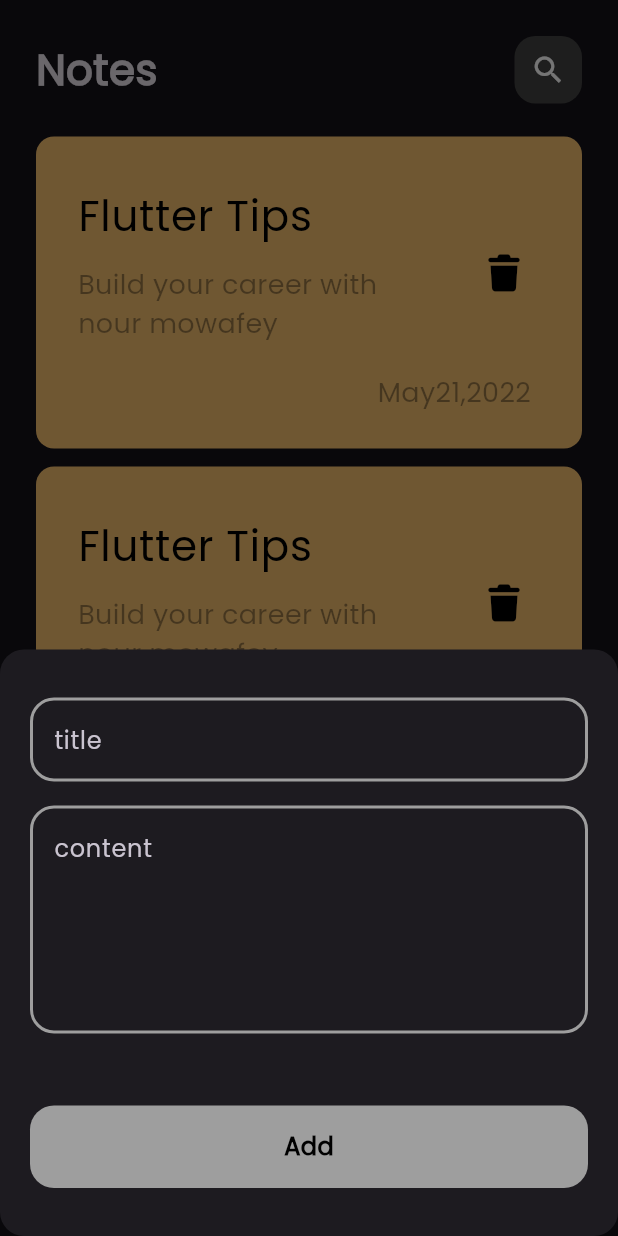
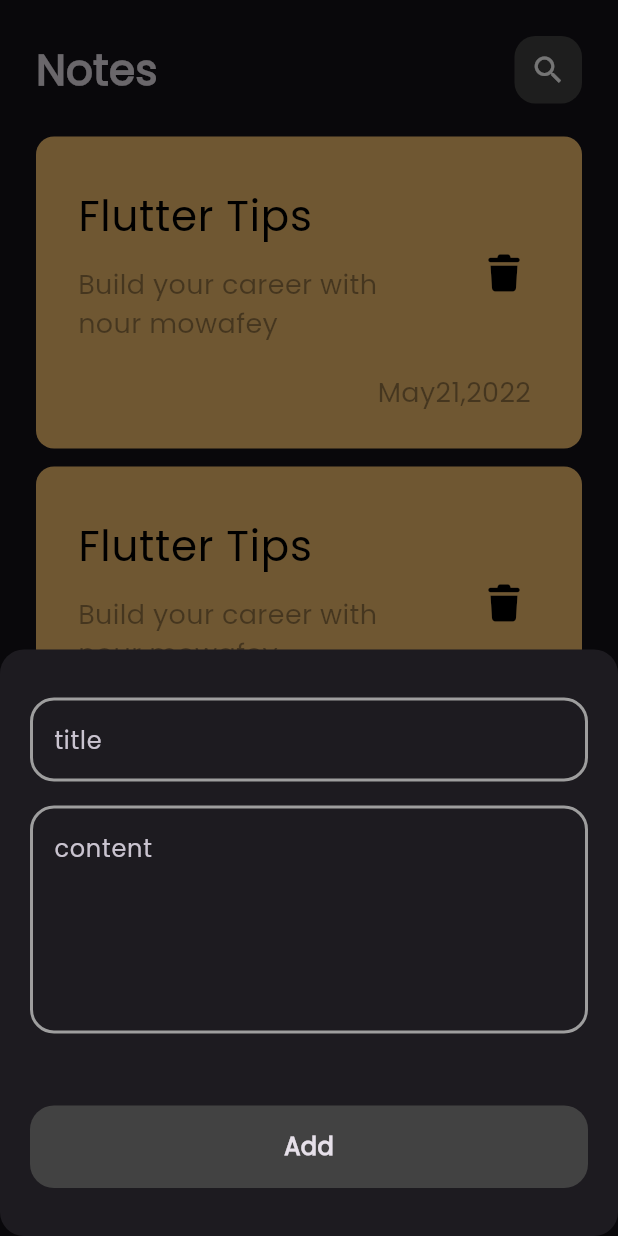
Before and after one commit to NOUR-MOWAFEY/notes_app, a Flutter app: the screen it shows after launch, after a tap on the "add" icon, on a phone screen of 412 x 824 dp. Run offline on Flutter 3.47's test engine with Material 3 defaults, Android fonts, the phone set to English and light mode, and no system bars; our stand-ins replace font_awesome_flutter.

Commit message:
add custom app bar to edit note body view

```diff
--- a/lib/widgets/custom_app_bar.dart
+++ b/lib/widgets/custom_app_bar.dart
@@ -2,18 +2,21 @@ import 'package:flutter/material.dart';
 import 'package:notes_app/widgets/custom_search_icon.dart';
 
 class CustomAppBar extends StatelessWidget {
-  const CustomAppBar({super.key});
+  const CustomAppBar({super.key, required this.title, required this.icon});
+  final String title;
+  final IconData icon;
+
 
   @override
   Widget build(BuildContext context) {
     return Row(
       children: [
         Text(
-          'Notes',
+          title,
           style: TextStyle(fontSize: 28, fontWeight: FontWeight.bold),
         ),
         Spacer(),
-        CustomSearchIcon(),
+        CustomSearchIcon(icon: icon,),
       ],
     );
   }
--- a/lib/widgets/custom_button.dart
+++ b/lib/widgets/custom_button.dart
@@ -9,17 +9,13 @@ class CustomButton extends StatelessWidget {
       width: MediaQuery.of(context).size.width,
       height: 55,
       decoration: BoxDecoration(
-        color: Colors.grey,
+        color: Color(0xFF424242),
         borderRadius: BorderRadius.circular(16),
       ),
       child: Center(
         child: Text(
           'Add',
-          style: TextStyle(
-            color: Colors.black,
-            fontWeight: FontWeight.bold,
-            fontSize: 16,
-          ),
+          style: TextStyle(fontWeight: FontWeight.bold, fontSize: 16),
         ),
       ),
     );
--- a/lib/widgets/custom_search_icon.dart
+++ b/lib/widgets/custom_search_icon.dart
@@ -1,21 +1,19 @@
-
 import 'package:flutter/material.dart';
 
 class CustomSearchIcon extends StatelessWidget {
-  const CustomSearchIcon({
-    super.key,
-  });
+  const CustomSearchIcon({super.key, required this.icon});
+  final IconData icon;
 
   @override
   Widget build(BuildContext context) {
-    return  Container(
+    return Container(
       height: 45,
       width: 45,
       decoration: BoxDecoration(
         color: Colors.grey.shade800,
         borderRadius: BorderRadius.circular(14),
       ),
-      child:const Icon(Icons.search),
+      child: Icon(icon),
     );
   }
 }
--- a/lib/widgets/note_item.dart
+++ b/lib/widgets/note_item.dart
@@ -1,12 +1,18 @@
 import 'package:flutter/material.dart';
 import 'package:font_awesome_flutter/font_awesome_flutter.dart';
+import 'package:notes_app/views/edit_note_view.dart';
 
 class NoteItem extends StatelessWidget {
   const NoteItem({super.key});
 
   @override
   Widget build(BuildContext context) {
-    return Container(
+    return GestureDetector(
+      onTap: () => Navigator.push(
+        context,
+        MaterialPageRoute(builder: (context) => EditNoteView()),
+      ),
+      child: Container(
         padding: const EdgeInsets.symmetric(vertical: 24, horizontal: 28),
         decoration: BoxDecoration(
           color: const Color.fromARGB(242, 255, 199, 115),
@@ -43,6 +49,7 @@ class NoteItem extends StatelessWidget {
             ),
           ],
         ),
+      ),
     );
   }
 }
--- a/lib/widgets/notes_view_body.dart
+++ b/lib/widgets/notes_view_body.dart
@@ -11,7 +11,7 @@ class NotesViewBody extends StatelessWidget {
       padding: EdgeInsets.only(top: 24, right: 24, left: 24),
       child: Column(
         children: [
-          CustomAppBar(),
+          CustomAppBar(title: 'Notes', icon: Icons.search),
           Expanded(child: NotesListView()),
         ],
       ),
```
Also changed, not shown: lib/views/edit_note_view.dart (added, +11 -0 lines), lib/widgets/edit_note_view_body.dart (added, +18 -0 lines). Lines whose indentation alone changed are shown as unchanged.
